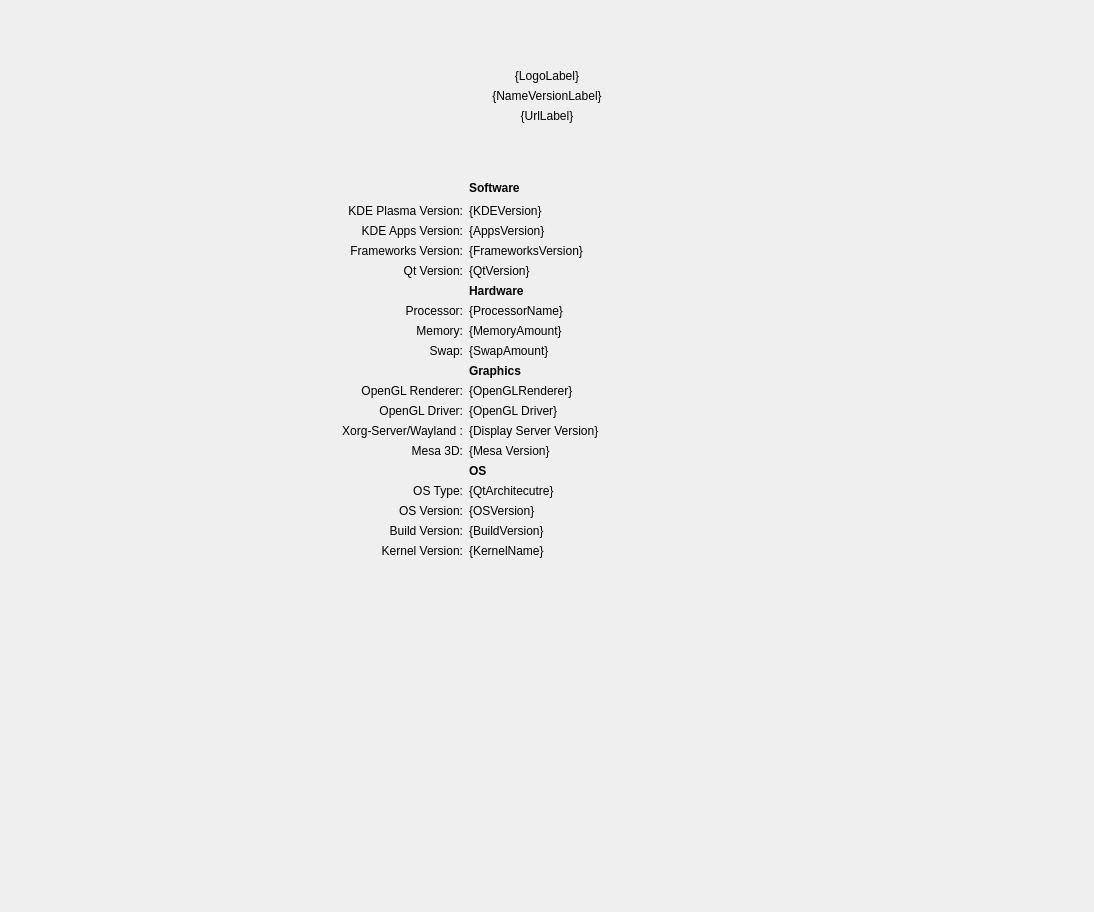
Old version of the form src/Module.ui in the repository ds9-extras/kcm-about-extended.
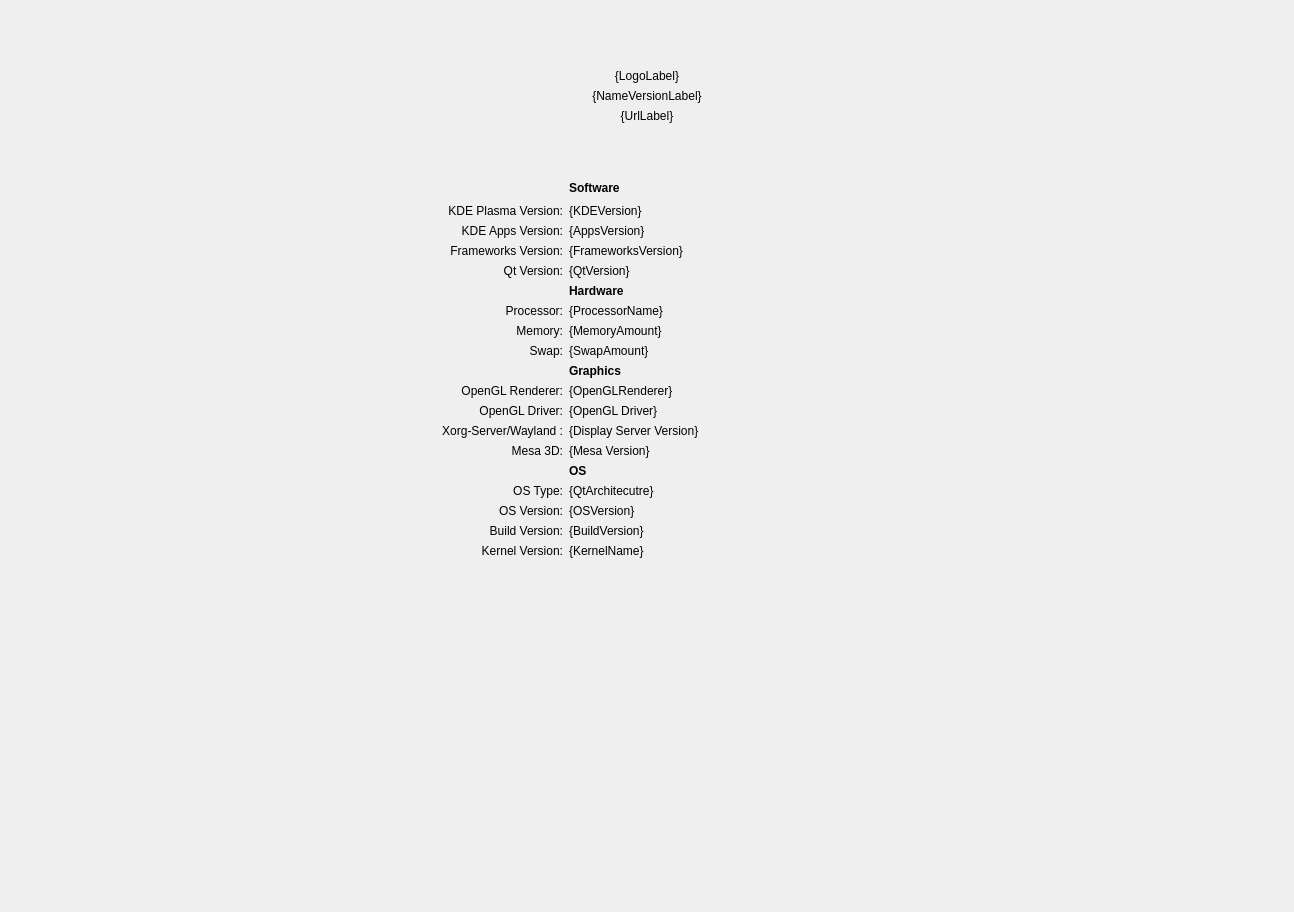
New version of the form.

What changed in the file:
```diff
--- a/src/Module.ui
+++ b/src/Module.ui
@@ -6,7 +6,7 @@
    <rect>
     <x>0</x>
     <y>0</y>
-    <width>1094</width>
+    <width>1294</width>
     <height>912</height>
    </rect>
   </property>
```
